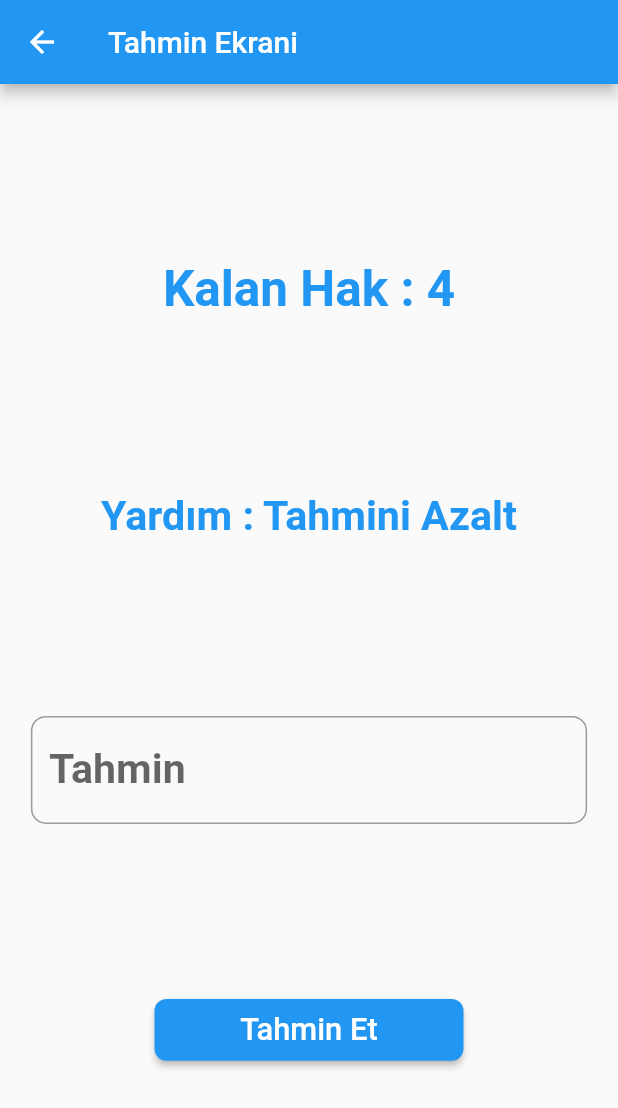
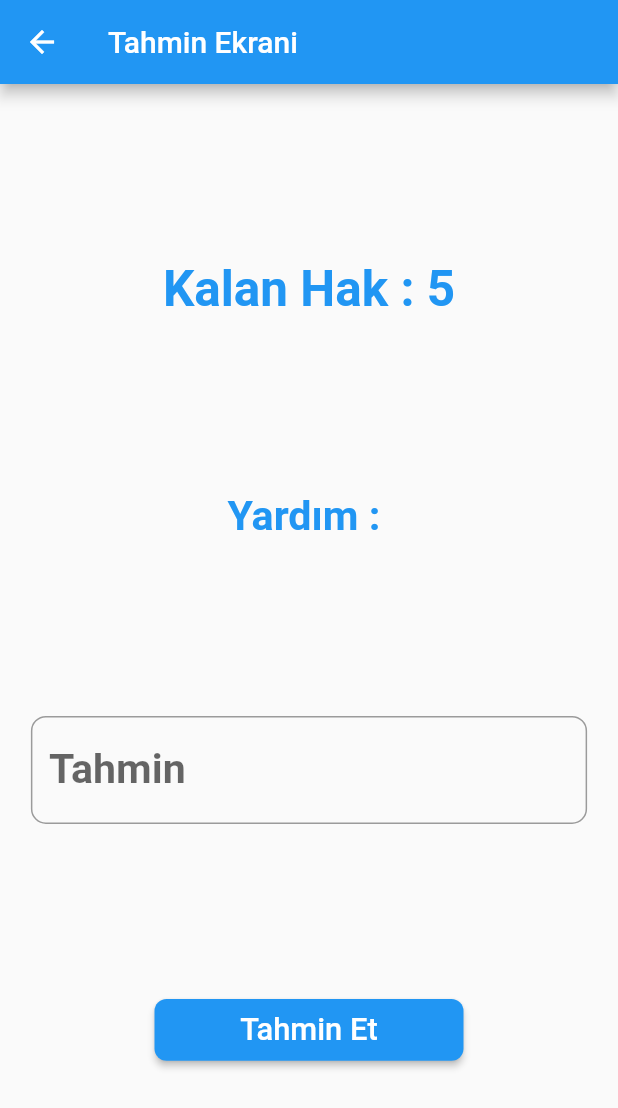
Before and after one commit to burakJs/Flutter-Guess-Number, a Flutter app: the TahminEkrani screen opened directly, on a phone screen of 412 x 824 dp. Shown: the top 1108 px of the screen. Run offline on Flutter 3.47's test engine with Material 2 defaults, Android fonts, the phone set to English and light mode, and no system bars.

Commit message:
Add Functional Things

```diff
--- a/lib/tahminEkrani.dart
+++ b/lib/tahminEkrani.dart
@@ -1,3 +1,5 @@
+import 'dart:math';
+
 import 'package:flutter/material.dart';
 import 'package:flutter_guess_number/sonucEkrani.dart';
 
@@ -7,11 +9,20 @@ class TahminEkrani extends StatefulWidget {
 }
 
 class _TahminEkraniState extends State<TahminEkrani> {
+  var tfController = TextEditingController();
+  int rastgeleSayi = 0;
+  int kalanHak = 5;
+  String yonlendirme = "";
 
+  @override
+  void initState() {
+    super.initState();
+    rastgeleSayi = Random().nextInt(101); //0 - 100
+    print("Rastgele Sayı : $rastgeleSayi");
+  }
 
   @override
   Widget build(BuildContext context) {
-
     var ekranBilgisi = MediaQuery.of(context).size;
     var ekranYUkseklik = ekranBilgisi.height;
     var ekranGenislik = ekranBilgisi.width;
@@ -25,18 +36,16 @@ class _TahminEkraniState extends State<TahminEkrani> {
           mainAxisAlignment: MainAxisAlignment.spaceEvenly,
           children: [
             Text(
-              "Kalan Hak : 4",
-              style:
-              TextStyle(
+              "Kalan Hak : $kalanHak",
+              style: TextStyle(
                 color: Colors.blue,
                 fontSize: ekranYUkseklik / 25,
                 fontWeight: FontWeight.bold,
               ),
             ),
             Text(
-              "Yardım : Tahmini Azalt",
-              style:
-              TextStyle(
+              "Yardım : $yonlendirme",
+              style: TextStyle(
                 color: Colors.blue,
                 fontSize: ekranYUkseklik / 30,
                 fontWeight: FontWeight.bold,
@@ -45,6 +54,7 @@ class _TahminEkraniState extends State<TahminEkrani> {
             Padding(
               padding: EdgeInsets.symmetric(horizontal: ekranGenislik / 20),
               child: TextField(
+                controller: tfController,
                 keyboardType: TextInputType.number,
                 textAlign: TextAlign.center,
                 style: TextStyle(
@@ -58,7 +68,7 @@ class _TahminEkraniState extends State<TahminEkrani> {
                     borderRadius: BorderRadius.all(Radius.circular(10.0)),
                   ),
                 ),
-                onSubmitted: (String metin){
+                onSubmitted: (String metin) {
                   print("$metin");
                 },
               ),
@@ -76,8 +86,32 @@ class _TahminEkraniState extends State<TahminEkrani> {
                   style: TextStyle(fontSize: ekranYUkseklik / 40),
                 ),
                 onPressed: () {
-                  Navigator.pushReplacement(context, MaterialPageRoute(builder: (context) => SonucEkrani()));
-                },
+
+                  setState(() {
+                    kalanHak-=1;
+                  });
+
+                  int tahmin = int.parse(tfController.text);
+
+                  if(tahmin == rastgeleSayi){
+                    Navigator.pushReplacement(context, MaterialPageRoute(builder: (context) => SonucEkrani(sonuc: true,)));
+                    return;
+                  }
+                  if(tahmin > rastgeleSayi){
+                    setState(() {
+                      yonlendirme = "Tahmini Azalt";
+                    });
+                  }
+                  if(tahmin < rastgeleSayi){
+                    setState(() {
+                      yonlendirme = "Tahmini Arttır";
+                    });
+                  }
+                  if(kalanHak == 0){
+                    Navigator.pushReplacement(context, MaterialPageRoute(builder: (context) => SonucEkrani(sonuc: false,)));
+                  }
+                  tfController.text = "";
+                  },
               ),
             ),
           ],
```
Also changed, not shown: lib/sonucEkrani.dart (+11 -2 lines).
